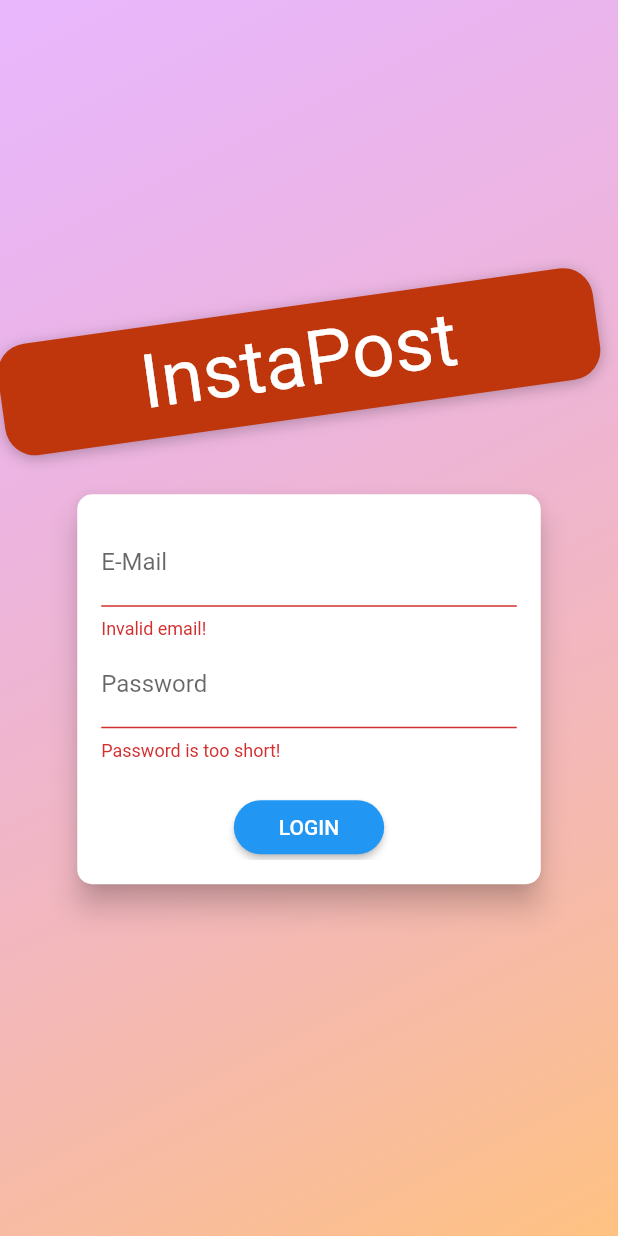
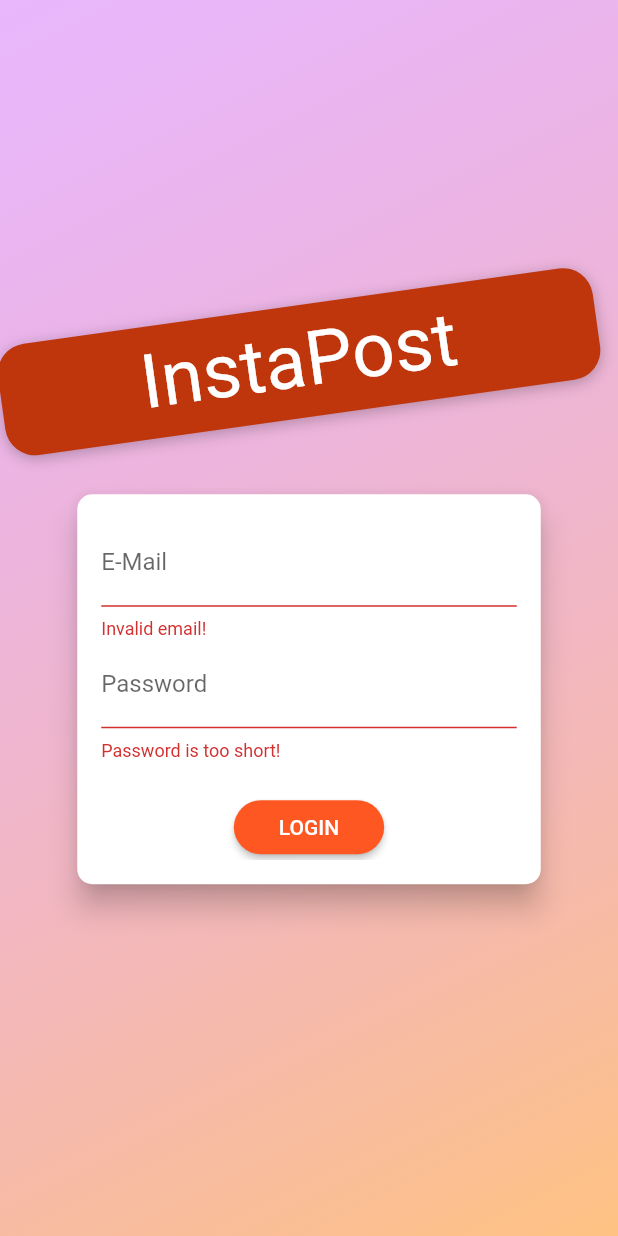
Before and after one commit to dhvaneshshah97/Instapost_Flutter, a Flutter app: the screen it shows after launch, after a tap on "LOGIN", on a phone screen of 412 x 824 dp. Run offline on Flutter 3.47's test engine with Material 2 defaults, Android fonts, the phone set to English and light mode, and no system bars; our stand-ins replace shared_preferences; Roboto replaces fonts that are missing (Anton).

```diff
--- a/lib/main.dart
+++ b/lib/main.dart
@@ -1,4 +1,6 @@
+import 'package:InstaPost/screens/home_screen.dart';
 import 'package:flutter/material.dart';
+import 'package:shared_preferences/shared_preferences.dart';
 import './screens/auth_screen.dart';
 import 'dart:io';
 import './providers/auth.dart';
@@ -16,22 +18,49 @@ class MyHttpOverrides extends HttpOverrides {
 
 void main() {
   HttpOverrides.global = new MyHttpOverrides();
+
   runApp(MyApp());
 }
 
-class MyApp extends StatelessWidget {
+class MyApp extends StatefulWidget {
   // This widget is the root of your application.
+  @override
+  _MyAppState createState() => _MyAppState();
+}
+
+class _MyAppState extends State<MyApp> {
+  String email = '';
+
+  // this method will run initially in order to check whether user is logged in
+  _isUserLoggedIn() async {
+    SharedPreferences prefs = await SharedPreferences.getInstance();
+    String email = prefs.getString('email') ?? 'notAuthenticated';
+    setState(() {
+      this.email = email;
+    });
+  }
+
+  @override
+  void initState() {
+    super.initState();
+    _isUserLoggedIn();
+  }
+
   @override
   Widget build(BuildContext context) {
     return ChangeNotifierProvider(
       create: (ctx) => Auth(),
       child: MaterialApp(
+        routes: {
+          '/home': (ctx) => Homescreen(),
+          AuthScreen.routeName: (ctx) => AuthScreen(),
+        },
         title: 'Flutter Demo',
         theme: ThemeData(
-          primarySwatch: Colors.blue,
+          primarySwatch: Colors.deepOrange,
           visualDensity: VisualDensity.adaptivePlatformDensity,
         ),
-        home: AuthScreen(),
+        home: email == 'notAuthenticated' ? AuthScreen() : Homescreen(),
       ),
     );
   }
--- a/lib/screens/auth_screen.dart
+++ b/lib/screens/auth_screen.dart
@@ -3,6 +3,7 @@ import 'package:provider/provider.dart';
 import '../providers/auth.dart';
 import 'package:flutter/material.dart';
 import '../models/http_exception.dart';
+import 'package:shared_preferences/shared_preferences.dart';
 
 enum AuthMode { Signup, Login }
 
@@ -136,6 +137,11 @@ class _AuthCardState extends State<AuthCard> {
         // Log user in
         await Provider.of<Auth>(context, listen: false)
             .login(_authData['email'], _authData['password']);
+        print("done");
+        // storing user email for later authentication
+        SharedPreferences prefs = await SharedPreferences.getInstance();
+        prefs.setString('email', _authData['email']);
+        Navigator.pushNamed(context, '/home');
       } else {
         // Sign user up
         await Provider.of<Auth>(context, listen: false).signup(
@@ -156,7 +162,9 @@ class _AuthCardState extends State<AuthCard> {
       }
       _showErrorDialog(errorMessage);
     } catch (error) {
-      const errorMessage = 'Try again.!';
+      const errorMessage =
+          'Could not authenticate you this time, try again later..!';
+      _showErrorDialog(errorMessage);
     }
     setState(() {
       _isLoading = false;
--- /dev/null
+++ b/lib/screens/home_screen.dart
@@ -0,0 +1,24 @@
+import 'package:flutter/material.dart';
+
+class Homescreen extends StatefulWidget {
+  @override
+  _HomescreenState createState() => _HomescreenState();
+}
+
+class _HomescreenState extends State<Homescreen> {
+  @override
+  Widget build(BuildContext context) {
+    return Scaffold(
+      appBar: AppBar(
+        title: Text(
+          'InstaPost',
+          style: TextStyle(
+            letterSpacing: 1.0,
+            fontSize: 25.0,
+            fontWeight: FontWeight.bold,
+          ),
+        ),
+      ),
+    );
+  }
+}
--- a/pubspec.yaml
+++ b/pubspec.yaml
@@ -25,6 +25,7 @@ dependencies:
     sdk: flutter
   http: ^0.12.2
   provider: ^4.3.2+2
+  shared_preferences: ^0.5.10
 
 
   # The following adds the Cupertino Icons font to your application.
```
Also changed, not shown: lib/screens/test.dart (deleted, +0 -51 lines), pubspec.lock.
